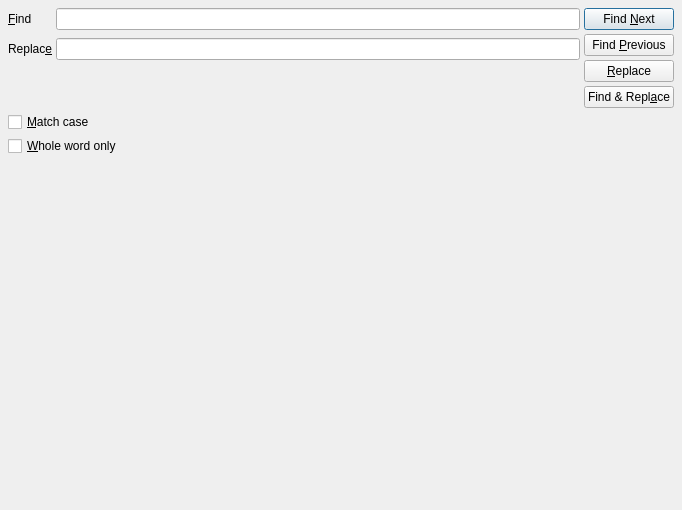
First picture: the form in forms/findreplacedialog.ui, repository alirezah95/QssCreator, before the edit.
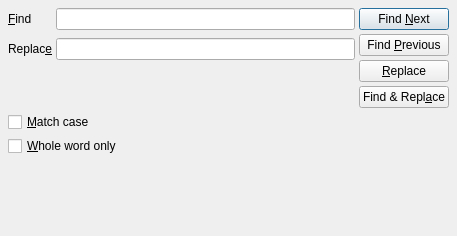
Second picture: the form after the edit.

Commit message: refactor: set minimum size for find line edit

The edit to the form file:
```diff
--- a/forms/findreplacedialog.ui
+++ b/forms/findreplacedialog.ui
@@ -6,8 +6,8 @@
    <rect>
     <x>0</x>
     <y>0</y>
-    <width>682</width>
-    <height>510</height>
+    <width>457</width>
+    <height>236</height>
    </rect>
   </property>
   <property name="windowTitle">
@@ -53,7 +53,14 @@
         </widget>
        </item>
        <item row="0" column="1">
-        <widget class="QLineEdit" name="findLEdit"/>
+        <widget class="QLineEdit" name="findLEdit">
+         <property name="minimumSize">
+          <size>
+           <width>224</width>
+           <height>0</height>
+          </size>
+         </property>
+        </widget>
        </item>
        <item row="1" column="0">
         <widget class="QLabel" name="replaceLbl">
@@ -127,10 +134,13 @@
      <property name="orientation">
       <enum>Qt::Vertical</enum>
      </property>
+     <property name="sizeType">
+      <enum>QSizePolicy::MinimumExpanding</enum>
+     </property>
      <property name="sizeHint" stdset="0">
       <size>
        <width>20</width>
-       <height>308</height>
+       <height>0</height>
       </size>
      </property>
     </spacer>
```
